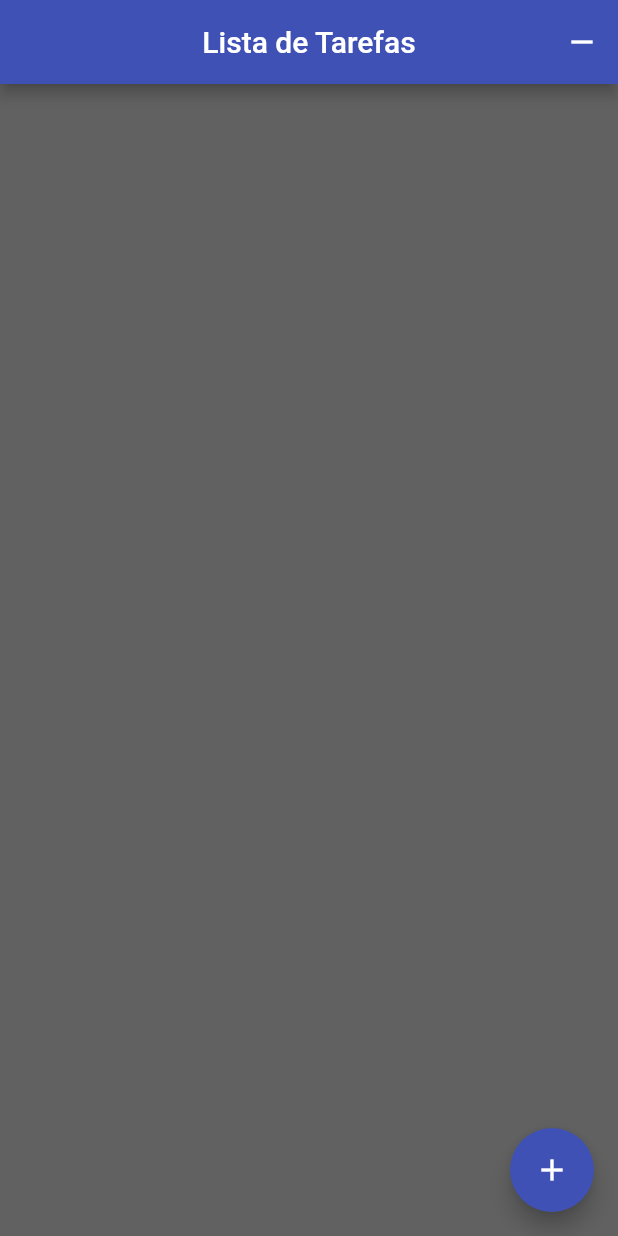
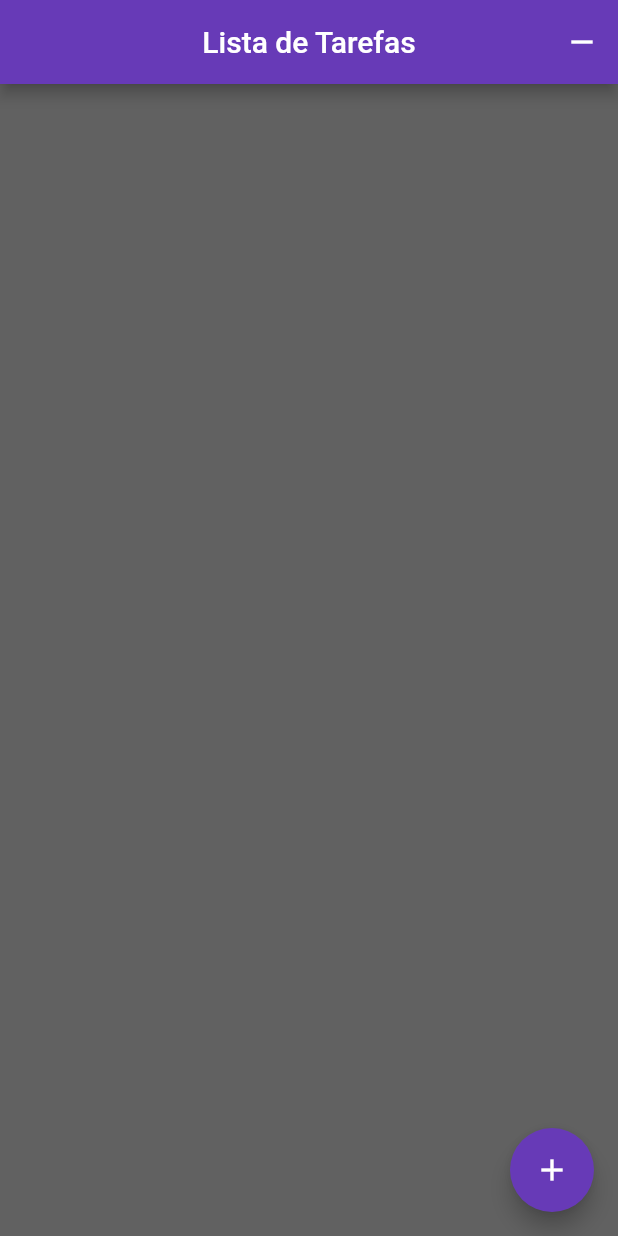
Before and after one commit to vvctort/todo_list, a Flutter app: the screen it shows after launch, on a phone screen of 412 x 824 dp. Run offline on Flutter 3.47's test engine with Material 2 defaults, Android fonts, the phone set to English and light mode, and no system bars.

Commit message:
alterei a cor para deep purple

```diff
--- a/lib/main.dart
+++ b/lib/main.dart
@@ -15,7 +15,7 @@ class MyApp extends StatelessWidget {
     return MaterialApp(
       debugShowCheckedModeBanner: false,
       theme: ThemeData(
-        primarySwatch: Colors.indigo,
+        primarySwatch: Colors.deepPurple,
       ),
       initialRoute: '/',
       onGenerateRoute: (settings) {
```
